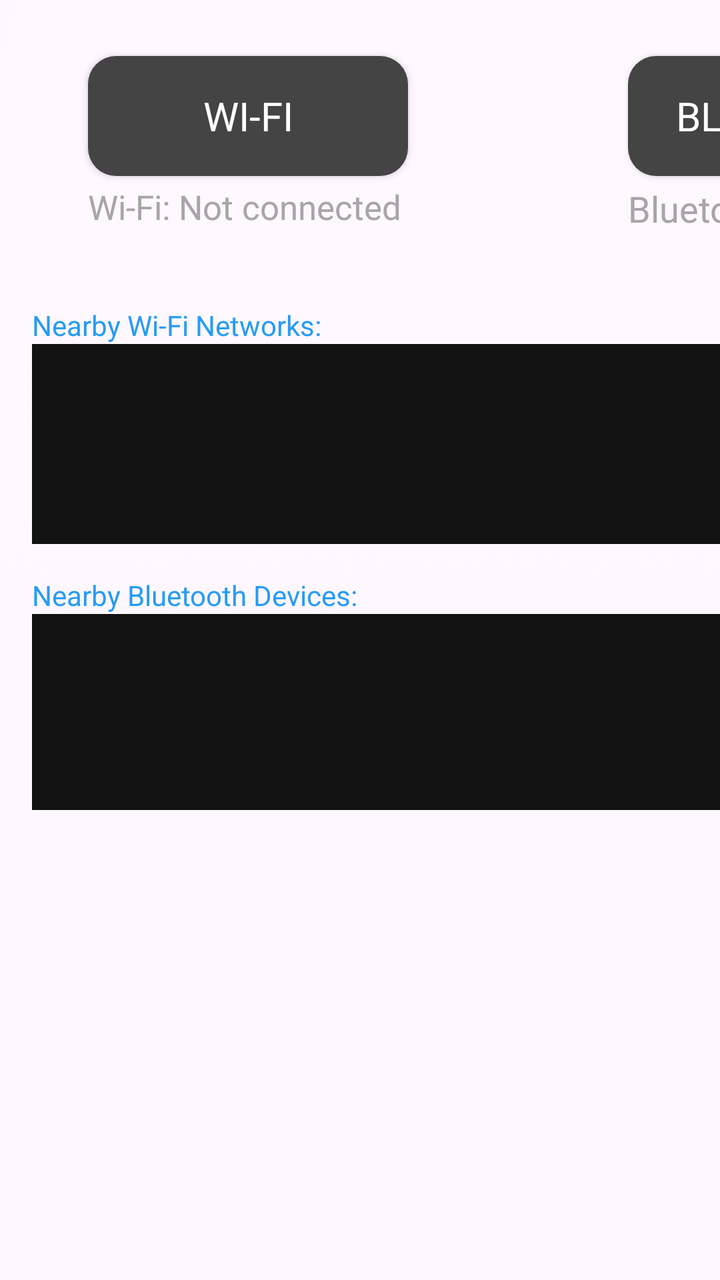
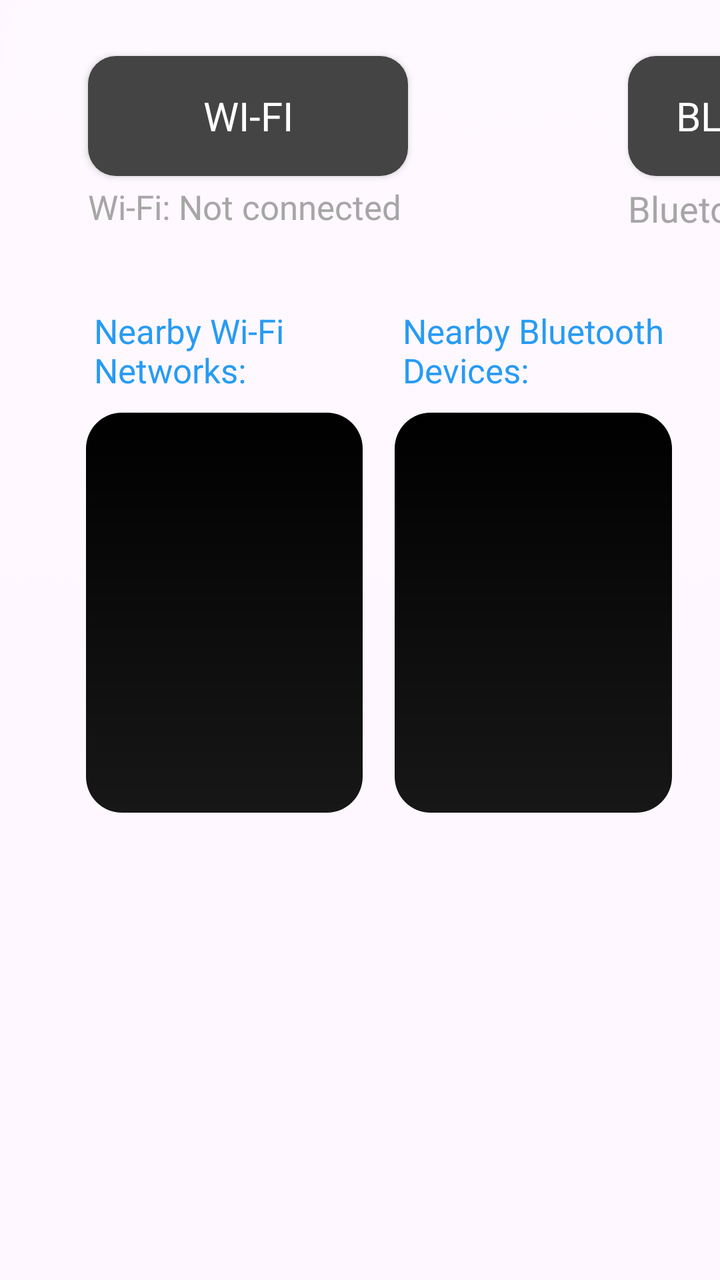

Before-and-after screenshots of an Android layout around one commit, followed by the original layout XML and the change that was made.
<!-- AndroidManifest.xml: application theme Theme.rideOS -->
<!-- res/layout/activity_wireless_fragment.xml -->
<?xml version="1.0" encoding="utf-8"?>
<androidx.constraintlayout.widget.ConstraintLayout xmlns:android="http://schemas.android.com/apk/res/android"
    xmlns:app="http://schemas.android.com/apk/res-auto"
    xmlns:tools="http://schemas.android.com/tools"
    android:layout_width="1001dp"
    android:layout_height="418dp"
    android:background="@drawable/fragmentbg"
    tools:context="com.fanconn.rideOS.menu.WirelessFragment">


    <Button
        android:id="@+id/bluetoothToggle"
        android:layout_width="160dp"
        android:layout_height="60dp"
        android:layout_marginStart="314dp"
        android:layout_marginTop="28dp"
        android:background="@drawable/rounded_button1"
        android:backgroundTint="#444444"
        android:fontFamily="@font/kanit"
        android:text="Bluetooth"
        android:textColor="#FFFFFF"
        android:textSize="20dp"
        app:layout_constraintStart_toStartOf="parent"
        app:layout_constraintTop_toTopOf="parent" />

    <TextView
        android:id="@+id/wifiStatus"
        android:layout_width="260dp"
        android:layout_height="wrap_content"
        android:layout_marginStart="44dp"
        android:layout_marginTop="92dp"
        android:fontFamily="@font/kanitlite"
        android:text="Wi-Fi: Not connected"
        android:textColor="#A6A6A6"
        android:textSize="17dp"
        app:layout_constraintStart_toStartOf="parent"
        app:layout_constraintTop_toTopOf="parent" />

    <TextView
        android:id="@+id/bluetoothStatus"
        android:layout_width="450dp"
        android:layout_height="wrap_content"
        android:layout_marginStart="314dp"
        android:layout_marginTop="92dp"
        android:fontFamily="@font/kanitlite"
        android:text="Bluetooth: Not connected"
        android:textColor="#A6A6A6"
        android:textSize="18dp"
        app:layout_constraintStart_toStartOf="parent"
        app:layout_constraintTop_toTopOf="parent" />

    <Button
        android:id="@+id/wifiToggle"
        android:layout_width="160dp"
        android:layout_height="60dp"
        android:layout_marginStart="44dp"
        android:layout_marginTop="28dp"
        android:background="@drawable/rounded_button1"
        android:backgroundTint="#444444"
        android:fontFamily="@font/kanit"
        android:text="Wi-Fi"
        android:textColor="#FFFFFF"
        android:textSize="20dp"
        app:layout_constraintStart_toStartOf="parent"
        app:layout_constraintTop_toTopOf="parent" />


    <LinearLayout
        android:layout_width="998dp"
        android:layout_height="300dp"
        android:layout_marginTop="121dp"
        android:orientation="vertical"
        android:padding="16dp"
        app:layout_constraintTop_toTopOf="parent"
        tools:layout_editor_absoluteX="1dp"
        tools:ignore="MissingConstraints">

        

        



        <TextView
            android:layout_width="match_parent"
            android:layout_height="wrap_content"
            android:layout_marginTop="16dp"
            android:text="Nearby Wi-Fi Networks:"
            android:textColor="#279BF4" />

        <ListView
            android:id="@+id/wifiNetworksList"
            android:layout_width="match_parent"
            android:layout_height="100dp"
            android:background="#121212"
            android:divider="@android:color/transparent"
            android:dividerHeight="8dp"
            android:cacheColorHint="#00000000"
            android:listSelector="@android:color/transparent" />


        
        <TextView
            android:layout_width="match_parent"
            android:layout_height="wrap_content"
            android:layout_marginTop="16dp"
            android:text="Nearby Bluetooth Devices:"
            android:textColor="#279BF4" />

        <ListView
            android:id="@+id/bluetoothDevicesList"
            android:layout_width="match_parent"
            android:layout_height="100dp"
            android:background="#121212"
            android:divider="@android:color/transparent"
            android:dividerHeight="8dp"
            android:cacheColorHint="#00000000"
            android:listSelector="@android:color/transparent" />

    </LinearLayout>


    <ImageView
        android:id="@+id/line"
        android:layout_width="wrap_content"
        android:layout_height="wrap_content"
        android:layout_marginTop="126dp"
        android:src="@drawable/line"
        app:layout_constraintEnd_toEndOf="parent"
        app:layout_constraintTop_toTopOf="parent" />

    <ImageView
        android:id="@+id/imageView"
        android:layout_width="wrap_content"
        android:layout_height="wrap_content"
        android:layout_marginStart="20dp"
        android:layout_marginTop="14dp"
        android:src="@drawable/wifi_icon_on_wireless"
        app:layout_constraintStart_toStartOf="@+id/wifiToggle"
        app:layout_constraintTop_toTopOf="@+id/wifiToggle" />

    <ImageView
        android:id="@+id/bluetoticon"
        android:layout_width="28dp"
        android:layout_height="30dp"
        android:layout_marginStart="8dp"
        android:layout_marginTop="15dp"
        android:src="@drawable/blutooth_icon_wireless"
        app:layout_constraintStart_toStartOf="@+id/bluetoothToggle"
        app:layout_constraintTop_toTopOf="@+id/bluetoothToggle" />

</androidx.constraintlayout.widget.ConstraintLayout>
<!-- resources referenced by this layout -->
<resources>
  <!-- drawable blutooth_icon_wireless: png bitmap (drawable, 391 bytes) -->
  <!-- drawable fragmentbg: png bitmap (drawable, 51812 bytes) -->
  <!-- drawable line: png bitmap (drawable, 899 bytes) -->
  <!-- drawable rounded_button1 (drawable) -->
  <?xml version="1.0" encoding="utf-8"?>
  <shape xmlns:android="http://schemas.android.com/apk/res/android"
      android:shape="rectangle">
  
      
      <solid android:color="#444444" />
  
      
      <corners android:radius="14dp" /> 
  
  </shape>
  <!-- drawable wifi_icon_on_wireless: png bitmap (drawable, 492 bytes) -->
  <style name="Theme.rideOS" parent="Base.Theme.rideOS" />
  <style name="Base.Theme.rideOS" parent="Theme.Material3.DayNight.NoActionBar">
          
          
      </style>
</resources>

<!-- the commit's change to res/layout/activity_wireless_fragment.xml (unified diff, before → after) -->
@@ -7,7 +7,7 @@
     android:background="@drawable/fragmentbg"
     tools:context="com.fanconn.rideOS.menu.WirelessFragment">
 
-
+    
     <Button
         android:id="@+id/bluetoothToggle"
         android:layout_width="160dp"
@@ -23,32 +23,7 @@
         app:layout_constraintStart_toStartOf="parent"
         app:layout_constraintTop_toTopOf="parent" />
 
-    <TextView
-        android:id="@+id/wifiStatus"
-        android:layout_width="260dp"
-        android:layout_height="wrap_content"
-        android:layout_marginStart="44dp"
-        android:layout_marginTop="92dp"
-        android:fontFamily="@font/kanitlite"
-        android:text="Wi-Fi: Not connected"
-        android:textColor="#A6A6A6"
-        android:textSize="17dp"
-        app:layout_constraintStart_toStartOf="parent"
-        app:layout_constraintTop_toTopOf="parent" />
-
-    <TextView
-        android:id="@+id/bluetoothStatus"
-        android:layout_width="450dp"
-        android:layout_height="wrap_content"
-        android:layout_marginStart="314dp"
-        android:layout_marginTop="92dp"
-        android:fontFamily="@font/kanitlite"
-        android:text="Bluetooth: Not connected"
-        android:textColor="#A6A6A6"
-        android:textSize="18dp"
-        app:layout_constraintStart_toStartOf="parent"
-        app:layout_constraintTop_toTopOf="parent" />
-
+    
     <Button
         android:id="@+id/wifiToggle"
         android:layout_width="160dp"
@@ -64,62 +39,103 @@
         app:layout_constraintStart_toStartOf="parent"
         app:layout_constraintTop_toTopOf="parent" />
 
+    
+    <TextView
+        android:id="@+id/bluetoothStatus"
+        android:layout_width="450dp"
+        android:layout_height="wrap_content"
+        android:layout_marginStart="314dp"
+        android:layout_marginTop="92dp"
+        android:fontFamily="@font/kanitlite"
+        android:text="Bluetooth: Not connected"
+        android:textColor="#A6A6A6"
+        android:textSize="18dp"
+        app:layout_constraintStart_toStartOf="parent"
+        app:layout_constraintTop_toTopOf="parent" />
 
+    
+    <TextView
+        android:id="@+id/wifiStatus"
+        android:layout_width="260dp"
+        android:layout_height="wrap_content"
+        android:layout_marginStart="44dp"
+        android:layout_marginTop="92dp"
+        android:fontFamily="@font/kanitlite"
+        android:text="Wi-Fi: Not connected"
+        android:textColor="#A6A6A6"
+        android:textSize="17dp"
+        app:layout_constraintStart_toStartOf="parent"
+        app:layout_constraintTop_toTopOf="parent" />
+
+    
     <LinearLayout
-        android:layout_width="998dp"
-        android:layout_height="300dp"
-        android:layout_marginTop="121dp"
-        android:orientation="vertical"
+        android:layout_width="match_parent"
+        android:layout_height="wrap_content"
+        android:orientation="horizontal"
+        android:layout_marginTop="130dp"
+        android:layout_marginStart="19dp"
         android:padding="16dp"
         app:layout_constraintTop_toTopOf="parent"
-        tools:layout_editor_absoluteX="1dp"
-        tools:ignore="MissingConstraints">
+        app:layout_constraintEnd_toEndOf="parent">
 
         
+        <LinearLayout
+            android:layout_width="0dp"
+            android:layout_height="wrap_content"
+            android:layout_weight="1"
+            android:orientation="vertical"
+            android:padding="8dp">
+
+            <TextView
+                android:layout_width="match_parent"
+                android:layout_height="wrap_content"
+                android:text="Nearby Wi-Fi Networks:"
+                android:layout_marginBottom="10dp"
+                android:textSize="17dp"
+                android:layout_marginStart="4dp"
+                android:textColor="#279BF4" />
+
+            <ListView
+                android:id="@+id/wifiNetworksList"
+                android:layout_width="match_parent"
+                android:layout_height="200dp"
+                android:background="@drawable/gradientwirelesscards_bg"
+                android:divider="@android:color/transparent"
+                android:dividerHeight="8dp"
+                android:listSelector="@android:color/transparent" />
+
+
+        </LinearLayout>
 
         
+        <LinearLayout
+            android:layout_width="0dp"
+            android:layout_height="wrap_content"
+            android:layout_weight="1"
+            android:orientation="vertical"
+            android:padding="8dp">
 
+            <TextView
+                android:layout_width="match_parent"
+                android:layout_height="wrap_content"
+                android:text="Nearby Bluetooth Devices:"
+                android:layout_marginBottom="10dp"
+                android:textSize="17dp"
+                android:layout_marginStart="4dp"
+                android:textColor="#279BF4" />
 
-
-        <TextView
-            android:layout_width="match_parent"
-            android:layout_height="wrap_content"
-            android:layout_marginTop="16dp"
-            android:text="Nearby Wi-Fi Networks:"
-            android:textColor="#279BF4" />
-
-        <ListView
-            android:id="@+id/wifiNetworksList"
-            android:layout_width="match_parent"
-            android:layout_height="100dp"
-            android:background="#121212"
-            android:divider="@android:color/transparent"
-            android:dividerHeight="8dp"
-            android:cacheColorHint="#00000000"
-            android:listSelector="@android:color/transparent" />
-
-
-        
-        <TextView
-            android:layout_width="match_parent"
-            android:layout_height="wrap_content"
-            android:layout_marginTop="16dp"
-            android:text="Nearby Bluetooth Devices:"
-            android:textColor="#279BF4" />
-
-        <ListView
-            android:id="@+id/bluetoothDevicesList"
-            android:layout_width="match_parent"
-            android:layout_height="100dp"
-            android:background="#121212"
-            android:divider="@android:color/transparent"
-            android:dividerHeight="8dp"
-            android:cacheColorHint="#00000000"
-            android:listSelector="@android:color/transparent" />
-
+            <ListView
+                android:id="@+id/bluetoothDevicesList"
+                android:layout_width="match_parent"
+                android:layout_height="200dp"
+                android:background="@drawable/gradientwirelesscards_bg"
+                android:divider="@android:color/transparent"
+                android:dividerHeight="8dp"
+                android:listSelector="@android:color/transparent"/>
+        </LinearLayout>
     </LinearLayout>
 
-
+    
     <ImageView
         android:id="@+id/line"
         android:layout_width="wrap_content"
<!-- resource entries referenced after the edit -->
@@ -2,6 +2,20 @@
 <resources>
   <!-- drawable blutooth_icon_wireless: png bitmap (drawable, 391 bytes) -->
   <!-- drawable fragmentbg: png bitmap (drawable, 51812 bytes) -->
+  <!-- drawable gradientwirelesscards_bg (drawable) -->
+  <shape xmlns:android="http://schemas.android.com/apk/res/android"
+      android:shape="rectangle">
+      <corners android:radius="18dp" /> 
+      <gradient
+          android:startColor="#000000"
+          android:endColor="#171717"
+          android:angle="55" />
+      <padding
+          android:left="8dp"
+          android:top="8dp"
+          android:right="8dp"
+          android:bottom="8dp" />
+  </shape>
   <!-- drawable line: png bitmap (drawable, 899 bytes) -->
   <!-- drawable rounded_button1 (drawable) -->
   <?xml version="1.0" encoding="utf-8"?>
